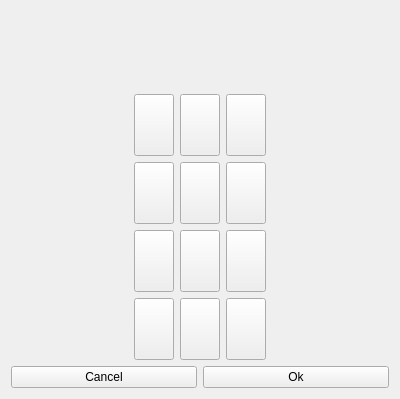
Before: the Qt Designer form HimalayaMain/Gui/Components/Reagents/Forms/ModifyReagentGroupColorDlg.ui in Liyezhong/Master, drawn with Qt 5.
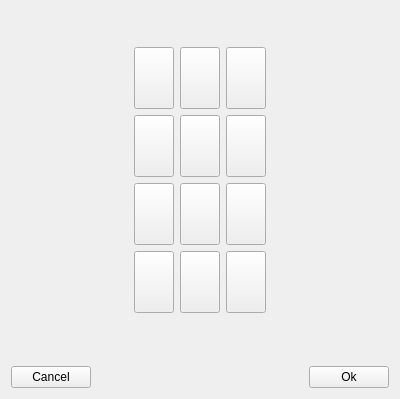
After: the same form once the commit is applied.

Commit message: Reagent Screen Updated according to new CRS. Renamed the files and corresponding class name to match the Screen Names

Diff of the .ui file:
```diff
--- a/HimalayaMain/Gui/Components/Reagents/Forms/ModifyReagentGroupColorDlg.ui
+++ b/HimalayaMain/Gui/Components/Reagents/Forms/ModifyReagentGroupColorDlg.ui
@@ -12,16 +12,16 @@
   </property>
   <property name="minimumSize">
    <size>
-    <width>400</width>
+    <width>300</width>
     <height>0</height>
    </size>
   </property>
   <property name="windowTitle">
    <string>Form</string>
   </property>
-  <layout class="QVBoxLayout" name="verticalLayout">
+  <layout class="QHBoxLayout" name="horizontalLayout_2">
    <item>
-    <layout class="QVBoxLayout" name="verticalLayout_2">
+    <layout class="QVBoxLayout" name="verticalLayout">
      <item>
       <spacer name="verticalSpacer_2">
        <property name="orientation">
@@ -225,6 +225,19 @@
        </item>
       </layout>
      </item>
+     <item>
+      <spacer name="verticalSpacer">
+       <property name="orientation">
+        <enum>Qt::Vertical</enum>
+       </property>
+       <property name="sizeHint" stdset="0">
+        <size>
+         <width>20</width>
+         <height>50</height>
+        </size>
+       </property>
+      </spacer>
+     </item>
      <item>
       <layout class="QHBoxLayout" name="horizontalLayout">
        <item>
@@ -234,6 +247,19 @@
          </property>
         </widget>
        </item>
+       <item>
+        <spacer name="horizontalSpacer">
+         <property name="orientation">
+          <enum>Qt::Horizontal</enum>
+         </property>
+         <property name="sizeHint" stdset="0">
+          <size>
+           <width>20</width>
+           <height>20</height>
+          </size>
+         </property>
+        </spacer>
+       </item>
        <item>
         <widget class="QPushButton" name="btnOk">
          <property name="text">
```
Left out of the diff: 26 changed lines with no effect on the pictures. The commit also changes 46 other files.
